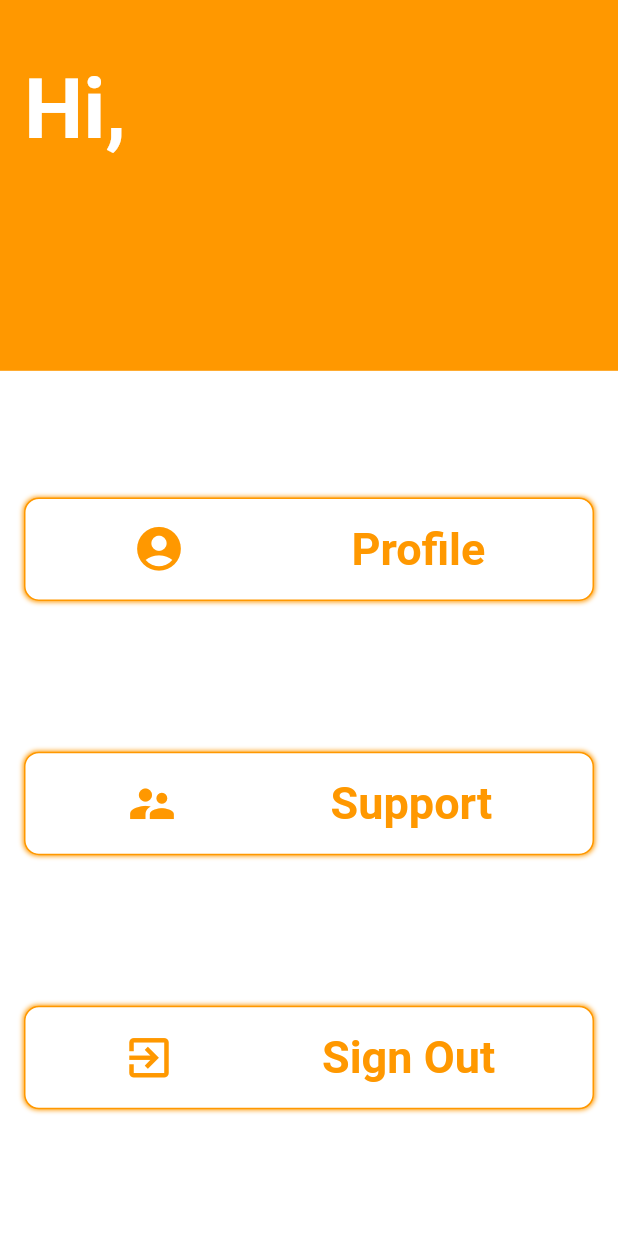
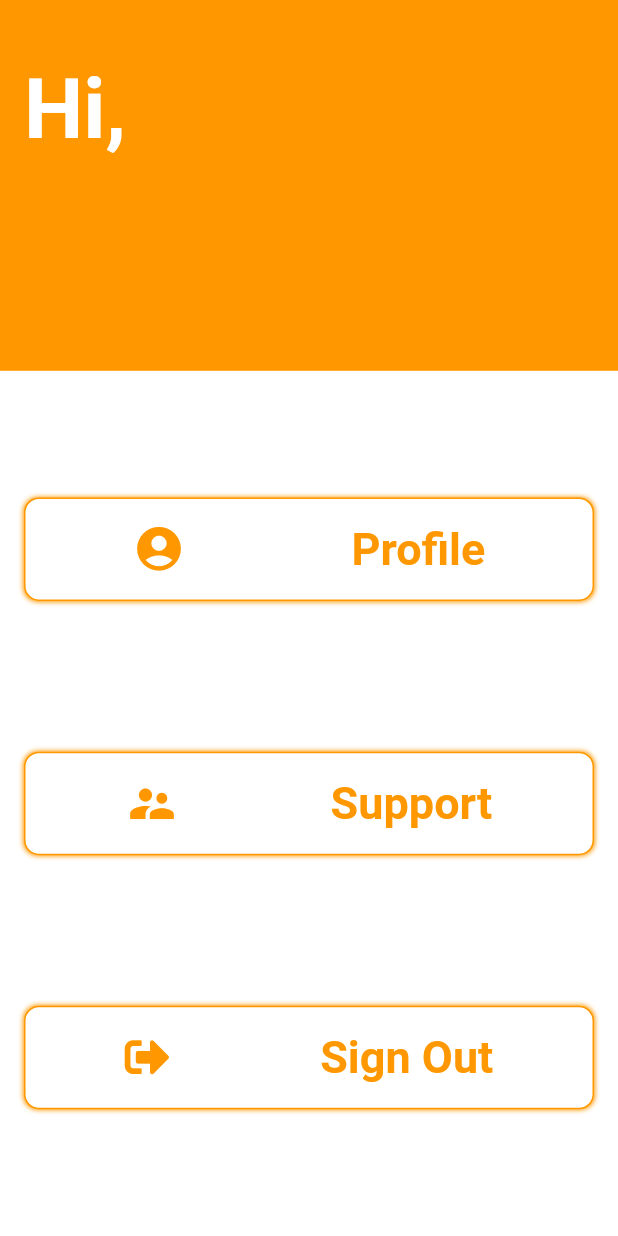
Before and after one commit to axactstudios/jwm-ecommerce, a Flutter app: the MorePage screen opened directly, on a phone screen of 412 x 824 dp. Run offline on Flutter 3.47's test engine with Material 2 defaults, Android fonts, the light colour scheme and no system bars; our stand-ins replace custom_navigation_bar, firebase_auth, firebase_database, flutter_spinkit, flutter_svg, fluttertoast and 4 more; missing offline and left inert: diagonal, flutter_email_sender, flutter_open_whatsapp, jumping_bottom_nav_bar, razorpay_flutter; accounts and stored records are empty; Roboto replaces fonts that are missing (Cabin); project files that could hold a hidden picture were left out.

Commit message:
minor changes

```diff
--- a/lib/OtherPages/MorePage.dart
+++ b/lib/OtherPages/MorePage.dart
@@ -2,6 +2,7 @@ import 'package:diagonal/diagonal.dart';
 import 'package:firebase_auth/firebase_auth.dart';
 import 'package:firebase_database/firebase_database.dart';
 import 'package:flutter/material.dart';
+import 'package:font_awesome_flutter/font_awesome_flutter.dart';
 import 'package:jwm2/Classes/Constants.dart';
 import 'package:jwm2/Classes/User.dart';
 import 'package:jwm2/Drawer/support_page.dart';
@@ -223,8 +224,8 @@ class _MorePageState extends State<MorePage> {
                             mainAxisAlignment: MainAxisAlignment.spaceAround,
                             children: <Widget>[
                               Icon(
-                                Icons.input,
-                                size: 35.0,
+                                FontAwesomeIcons.signInAlt,
+                                size: 30.0,
                                 color: kPrimaryColor,
                               ),
                               Text(
@@ -265,8 +266,8 @@ class _MorePageState extends State<MorePage> {
                             mainAxisAlignment: MainAxisAlignment.spaceAround,
                             children: <Widget>[
                               Icon(
-                                Icons.exit_to_app,
-                                size: 35.0,
+                                FontAwesomeIcons.signOutAlt,
+                                size: 30.0,
                                 color: kPrimaryColor,
                               ),
                               Text(
```
